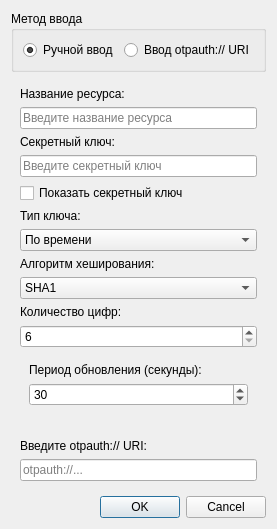
This is add_account.ui in olejatorqq/otp-mfa as Qt 5 draws it before an edit. The edited form follows.
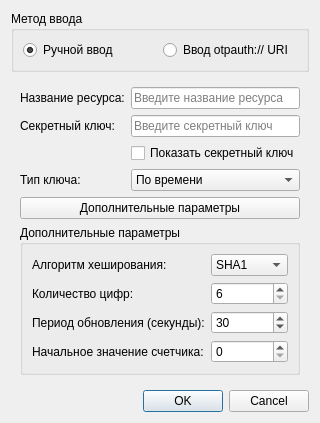
This is the edited form.

The edit to the form file:
```diff
--- a/add_account.ui
+++ b/add_account.ui
@@ -6,7 +6,12 @@
    <string>Добавить аккаунт</string>
   </property>
   <layout class="QVBoxLayout" name="verticalLayout">
-   <!-- Переключатель между ручным вводом и вводом URI -->
+    <!-- Установка ограничения размера -->
+    <property name="sizeConstraint">
+      <enum>QLayout::SetNoConstraint</enum>
+    </property>
+    
+    <!-- Группа выбора метода ввода -->
    <item>
     <widget class="QGroupBox" name="inputMethodGroupBox">
      <property name="title">
@@ -35,30 +40,39 @@
    </item>
    <!-- Поля для ручного ввода -->
    <item>
+      <widget class="QStackedWidget" name="inputMethodStackedWidget">
+        
+        <!-- Виджет ручного ввода -->
     <widget class="QWidget" name="manualInputWidget">
      <layout class="QVBoxLayout" name="manualInputLayout">
       <item>
+              <layout class="QFormLayout" name="manualFormLayout">
+                
+                <!-- Название ресурса -->
+                <item row="0" column="0">
        <widget class="QLabel" name="labelName">
         <property name="text">
          <string>Название ресурса:</string>
         </property>
        </widget>
       </item>
-      <item>
+                <item row="0" column="1">
        <widget class="QLineEdit" name="nameLineEdit">
         <property name="placeholderText">
          <string>Введите название ресурса</string>
         </property>
        </widget>
       </item>
-      <item>
+                
+                <!-- Секретный ключ -->
+                <item row="1" column="0">
        <widget class="QLabel" name="labelSecret">
         <property name="text">
          <string>Секретный ключ:</string>
         </property>
        </widget>
       </item>
-      <item>
+                <item row="1" column="1">
        <widget class="QLineEdit" name="secretLineEdit">
         <property name="placeholderText">
          <string>Введите секретный ключ</string>
@@ -68,22 +82,25 @@
         </property>
        </widget>
       </item>
-      <item>
+                
+                <!-- Показать секретный ключ -->
+                <item row="2" column="1">
        <widget class="QCheckBox" name="showSecretCheckBox">
         <property name="text">
          <string>Показать секретный ключ</string>
         </property>
        </widget>
       </item>
-      <!-- Выбор типа алгоритма: по времени или по счетчику -->
-      <item>
+                
+                <!-- Тип ключа -->
+                <item row="3" column="0">
        <widget class="QLabel" name="labelType">
         <property name="text">
          <string>Тип ключа:</string>
         </property>
        </widget>
       </item>
-      <item>
+                <item row="3" column="1">
        <widget class="QComboBox" name="typeComboBox">
         <item>
          <property name="text">
@@ -97,15 +114,39 @@
         </item>
        </widget>
       </item>
-      <!-- Дополнительные поля для алгоритма, цифр и периода -->
+                
+              </layout>
+            </item>
+            
+            <!-- Кнопка для показа/скрытия дополнительных параметров -->
       <item>
+              <widget class="QPushButton" name="toggleAdvancedParamsButton">
+                <property name="text">
+                  <string>Дополнительные параметры</string>
+                </property>
+              </widget>
+            </item>
+            
+            <!-- Группа дополнительных параметров -->
+            <item>
+              <widget class="QGroupBox" name="advancedParamsGroupBox">
+                <property name="title">
+                  <string>Дополнительные параметры</string>
+                </property>
+                <property name="visible">
+                  <bool>false</bool>
+                </property>
+                <layout class="QFormLayout" name="advancedParamsLayout">
+                  
+                  <!-- Алгоритм хеширования -->
+                  <item row="0" column="0">
        <widget class="QLabel" name="labelAlgorithm">
         <property name="text">
          <string>Алгоритм хеширования:</string>
         </property>
        </widget>
       </item>
-      <item>
+                  <item row="0" column="1">
        <widget class="QComboBox" name="algorithmComboBox">
         <item>
          <property name="text">
@@ -124,14 +165,16 @@
         </item>
        </widget>
       </item>
-      <item>
+                  
+                  <!-- Количество цифр -->
+                  <item row="1" column="0">
        <widget class="QLabel" name="labelDigits">
         <property name="text">
          <string>Количество цифр:</string>
         </property>
        </widget>
       </item>
-      <item>
+                  <item row="1" column="1">
        <widget class="QSpinBox" name="digitsSpinBox">
         <property name="minimum">
          <number>6</number>
@@ -144,25 +187,16 @@
         </property>
        </widget>
       </item>
-      <!-- Поле периода для по времени и счетчика для по счетчику -->
-      <item>
-       <widget class="QStackedWidget" name="typeSettingsStackedWidget">
-        <property name="currentIndex">
-         <number>0</number>
-        </property>
-        <widget class="QWidget" name="totpSettingsPage">
-         <attribute name="title">
-          <string>Настройки по времени</string>
-         </attribute>
-         <layout class="QVBoxLayout" name="totpSettingsLayout">
-          <item>
+                  
+                  <!-- Период обновления для TOTP -->
+                  <item row="2" column="0">
            <widget class="QLabel" name="labelPeriod">
             <property name="text">
              <string>Период обновления (секунды):</string>
             </property>
            </widget>
           </item>
-          <item>
+                  <item row="2" column="1">
            <widget class="QSpinBox" name="periodSpinBox">
             <property name="minimum">
              <number>10</number>
@@ -175,21 +209,16 @@
             </property>
            </widget>
           </item>
-         </layout>
-        </widget>
-        <widget class="QWidget" name="hotpSettingsPage">
-         <attribute name="title">
-          <string>Настройки по счетчику</string>
-         </attribute>
-         <layout class="QVBoxLayout" name="hotpSettingsLayout">
-          <item>
+                  
+                  <!-- Начальное значение счетчика для HOTP -->
+                  <item row="3" column="0">
            <widget class="QLabel" name="labelCounter">
             <property name="text">
              <string>Начальное значение счетчика:</string>
             </property>
            </widget>
           </item>
-          <item>
+                  <item row="3" column="1">
            <widget class="QSpinBox" name="counterSpinBox">
             <property name="minimum">
              <number>0</number>
@@ -202,28 +231,25 @@
             </property>
            </widget>
           </item>
-         </layout>
-        </widget>
-       </widget>
-      </item>
-     </layout>
-    </widget>
-   </item>
-   <!-- Поле для ввода URI -->
-   <item>
+                  
+                </layout>
+              </widget>
+            </item>
+            
+          </layout>
+        </widget>
+        
+        <!-- Виджет ввода URI -->
     <widget class="QWidget" name="uriInputWidget">
-     <property name="visible">
-      <bool>false</bool>
-     </property>
-     <layout class="QVBoxLayout" name="uriInputLayout">
-      <item>
+          <layout class="QFormLayout" name="uriInputLayout">
+            <item row="0" column="0">
        <widget class="QLabel" name="labelUri">
         <property name="text">
          <string>Введите otpauth:// URI:</string>
         </property>
        </widget>
       </item>
-      <item>
+            <item row="0" column="1">
        <widget class="QLineEdit" name="uriLineEdit">
         <property name="placeholderText">
          <string>otpauth://...</string>
@@ -232,7 +258,10 @@
       </item>
      </layout>
     </widget>
-   </item>
+        
+      </widget>
+    </item>
+    
    <!-- Кнопки OK и Cancel -->
    <item>
     <widget class="QDialogButtonBox" name="buttonBox">
```
Left out of the diff: 6 changed lines with no effect on the pictures. Lines whose indentation alone changed are shown as unchanged.
